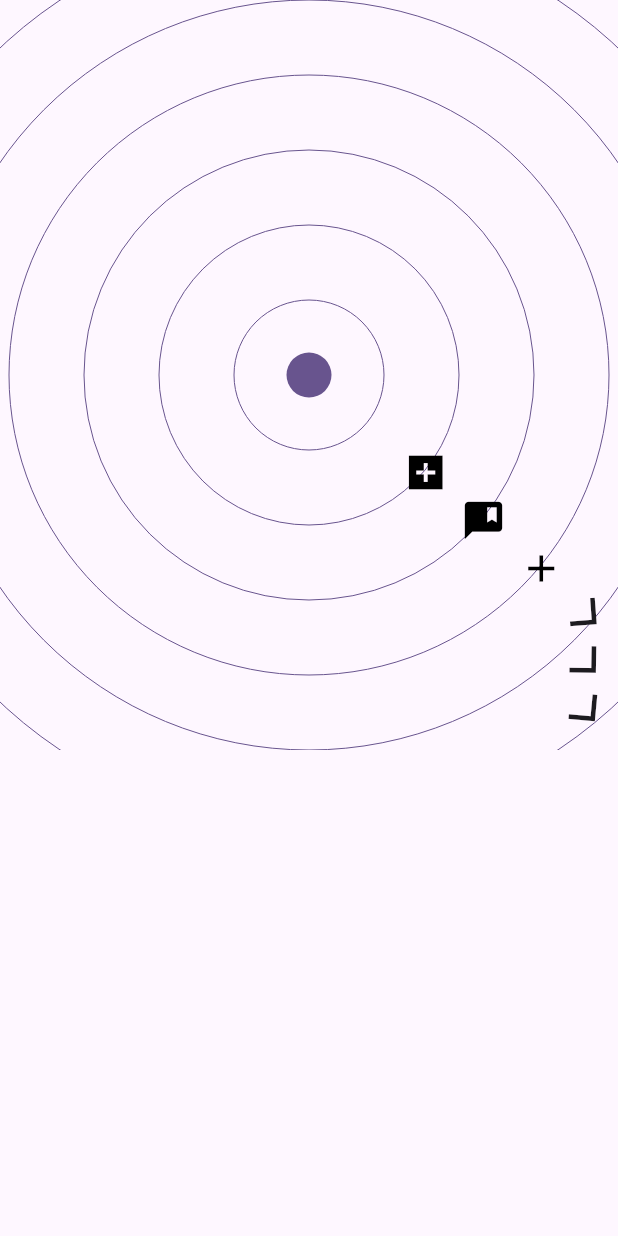
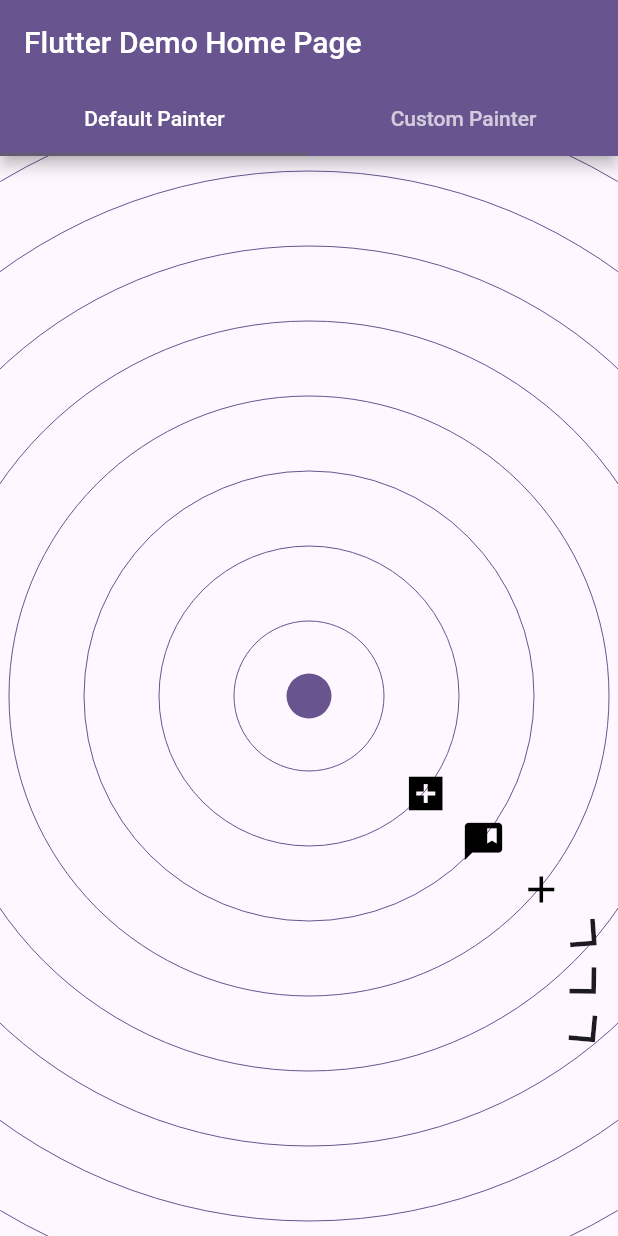
Before and after one commit to OtavioHo/flutter_radar_view, a Flutter app: the screen it shows after launch, on a phone screen of 412 x 824 dp. Run offline on Flutter 3.47's test engine with Material 2 defaults, Android fonts, the phone set to English and light mode, and no system bars; missing offline and left inert: touchable.

Commit message:
Add custom painter option

```diff
--- a/example/lib/main.dart
+++ b/example/lib/main.dart
@@ -1,3 +1,4 @@
+import 'package:example/my_custom_radar_painter.dart';
 import 'package:flutter/material.dart';
 import 'package:flutter_radar_view/flutter_radar_view.dart';
 
@@ -15,7 +16,7 @@ class MyApp extends StatelessWidget {
       title: 'Radar View Demo',
       theme: ThemeData(
         colorScheme: ColorScheme.fromSeed(seedColor: Colors.deepPurple),
-        useMaterial3: true,
+        useMaterial3: false,
       ),
       home: const MyHomePage(title: 'Flutter Demo Home Page'),
     );
@@ -42,12 +43,34 @@ class _MyHomePageState extends State<MyHomePage> {
 
   @override
   Widget build(BuildContext context) {
-    return Scaffold(
-      body: SizedBox(
-        height: 500,
-        width: 500,
-        child: RadarView(
-          spots: spots,
+    return DefaultTabController(
+      length: 2,
+      child: Scaffold(
+        appBar: AppBar(
+          title: Text(widget.title),
+          bottom: const TabBar(tabs: [
+            Tab(text: 'Default Painter'),
+            Tab(text: 'Custom Painter'),
+          ]),
+        ),
+        body: TabBarView(
+          children: [
+            RadarView(
+              spots: spots,
+              initialScale: 1,
+            ),
+            RadarView(
+              spots: spots,
+              customRadarPainter: MyCustomRadarPainter(
+                rect: Rect.fromLTWH(
+                  20,
+                  100,
+                  MediaQuery.of(context).size.width - 40,
+                  MediaQuery.of(context).size.height - 250,
+                ),
+              ),
+            ),
+          ],
         ),
       ),
     );
--- a/lib/src/default_radar_painter.dart
+++ b/lib/src/default_radar_painter.dart
@@ -5,27 +5,28 @@ import 'package:touchable/touchable.dart';
 
 import '../flutter_radar_view.dart';
 
-class DefaultRadarPainter extends RadarPainter {
+class DefaultRadarPainter extends CustomRadarPainter {
   /// The Default Painter for the radar view
   DefaultRadarPainter({
-    required super.context,
-    required super.offset,
-    required super.constraints,
-    super.scale = 1.0,
-    super.spots = const [],
+    super.scale,
     super.onTapSpot,
     super.backgroundColor,
     super.foregroundColor,
-    Rect? rect,
+    required super.rect,
   });
 
   @override
-  spotPainter(Spot spot, Canvas canvas, TouchyCanvas touchyCanvas) {
+  spotPainter(
+    Spot spot,
+    Canvas canvas,
+    TouchyCanvas touchyCanvas,
+    RadarPainter customPainter,
+  ) {
     final borderPaint = Paint()..color = Colors.black;
     final backgroundPaint = Paint()..color = Colors.white;
 
     touchyCanvas.drawCircle(
-      spot.position(this),
+      spot.position(customPainter),
       spot.size,
       borderPaint,
       onTapDown:
@@ -33,7 +34,7 @@ class DefaultRadarPainter extends RadarPainter {
     );
 
     touchyCanvas.drawCircle(
-      spot.position(this),
+      spot.position(customPainter),
       spot.size - 2,
       backgroundPaint,
       onTapDown:
@@ -49,32 +50,45 @@ class DefaultRadarPainter extends RadarPainter {
           color: Colors.black),
     );
     textPainter.layout();
-    textPainter.paint(canvas, spot.position(this).translate(-14, -14));
+    textPainter.paint(canvas, spot.position(customPainter).translate(-14, -14));
   }
 
   @override
-  overflowIconPainter(Spot spot, Canvas canvas, TouchyCanvas touchyCanvas) {
+  overflowIconPainter(
+    Spot spot,
+    Canvas canvas,
+    TouchyCanvas touchyCanvas,
+    RadarPainter customPainter,
+  ) {
     Offset edgePosition;
     double dx;
     double dy;
 
-    Offset position = spot.position(this);
+    Offset position = spot.position(customPainter);
 
-    if (position.dx > rect.left) {
-      dx = min(position.dx, rect.right);
+    final Rect consideredRect = rect ??
+        Rect.fromLTWH(
+          0,
+          0,
+          customPainter.constraints.maxWidth,
+          customPainter.constraints.maxHeight,
+        );
+
+    if (position.dx > consideredRect.left) {
+      dx = min(position.dx, consideredRect.right);
     } else {
-      dx = max(position.dx, rect.left);
+      dx = max(position.dx, consideredRect.left);
     }
-    if (position.dy > rect.top) {
-      dy = min(position.dy, rect.bottom);
+    if (position.dy > consideredRect.top) {
+      dy = min(position.dy, consideredRect.bottom);
     } else {
-      dy = max(position.dy, rect.left);
+      dy = max(position.dy, consideredRect.left);
     }
 
     edgePosition = Offset(dx, dy);
     double theta = atan2(
-      rect.center.dy - edgePosition.dy,
-      rect.center.dx - edgePosition.dx,
+      consideredRect.center.dy - edgePosition.dy,
+      consideredRect.center.dx - edgePosition.dx,
     );
 
     TextPainter textPainter = TextPainter(textDirection: TextDirection.rtl);
@@ -83,7 +97,7 @@ class DefaultRadarPainter extends RadarPainter {
       style: TextStyle(
         fontSize: 30.0,
         fontFamily: Icons.arrow_forward_ios.fontFamily,
-        color: Theme.of(context).colorScheme.onBackground,
+        color: Theme.of(customPainter.context).colorScheme.onBackground,
       ),
     );
     textPainter.layout();
@@ -96,33 +110,30 @@ class DefaultRadarPainter extends RadarPainter {
     canvas.restore();
   }
 
-  _paintSpots({
-    required Canvas canvas,
-    required TouchyCanvas touchyCanvas,
-    required Spot spot,
-    required Rect rect,
-  }) {
-    if (rect.contains(spot.position(this))) {
-      spotPainter(spot, canvas, touchyCanvas);
-    } else {
-      overflowIconPainter(spot, canvas, touchyCanvas);
-    }
-  }
-
   @override
-  backgroundPainter(Canvas canvas, Size size) {
+  backgroundPainter(Canvas canvas, Size size, RadarPainter customPainter) {
     final ballpaint = Paint();
-    ballpaint.color = foregroundColor ?? Theme.of(context).colorScheme.primary;
+    ballpaint.color =
+        foregroundColor ?? Theme.of(customPainter.context).colorScheme.primary;
     ballpaint.style = PaintingStyle.stroke;
 
     final bgpaint = Paint();
-    bgpaint.color = backgroundColor ?? Theme.of(context).colorScheme.background;
+    bgpaint.color = backgroundColor ??
+        Theme.of(customPainter.context).colorScheme.background;
 
-    var center = rect.center;
+    final Rect consideredRect = rect ??
+        Rect.fromLTWH(
+          0,
+          0,
+          customPainter.constraints.maxWidth,
+          customPainter.constraints.maxHeight,
+        );
+
+    var center = consideredRect.center;
     canvas.drawRect(Rect.fromLTWH(0, 0, size.width, size.height), bgpaint);
     for (var i = 0; i < 10; i++) {
       canvas.drawCircle(
-        center.translate(offset.dx, offset.dy),
+        center.translate(customPainter.offset.dx, customPainter.offset.dy),
         50 * i.toDouble() * scale,
         ballpaint,
       );
@@ -131,34 +142,9 @@ class DefaultRadarPainter extends RadarPainter {
     ballpaint.style = PaintingStyle.fill;
 
     canvas.drawCircle(
-      center.translate(offset.dx, offset.dy),
+      center.translate(customPainter.offset.dx, customPainter.offset.dy),
       15 * scale,
       ballpaint,
     );
   }
-
-  @override
-  void paint(Canvas canvas, Size size) {
-    canvas.clipRect(Rect.fromLTWH(0, 0, size.width, size.height));
-    backgroundPainter(canvas, size);
-
-    var touchyCanvas = TouchyCanvas(context, canvas);
-
-    for (var spot in spots) {
-      _paintSpots(
-        canvas: canvas,
-        touchyCanvas: touchyCanvas,
-        spot: spot,
-        rect: rect,
-      );
-    }
-  }
-
-  @override
-  bool shouldRepaint(DefaultRadarPainter oldDelegate) {
-    if (oldDelegate.offset != offset) return true;
-    if (oldDelegate.scale != scale) return true;
-    if (oldDelegate.spots != spots) return true;
-    return false;
-  }
 }
--- a/lib/src/radar_painter.dart
+++ b/lib/src/radar_painter.dart
@@ -2,49 +2,19 @@ import 'package:flutter/material.dart';
 import 'package:flutter_radar_view/src/spot.dart';
 import 'package:touchable/touchable.dart';
 
-abstract class RadarPainter extends CustomPainter {
-  /// [rect] Defines the radar's boundaries, where the spots will be displayed.
-  ///
-  /// The radar will be centered within this rect.
-  ///
-  /// The background will still be painted in the full widget.
-  ///
-  /// Every spot outside the rect will be painted by the overflowIconPainter.
-  RadarPainter({
-    required this.context,
-    required this.offset,
-    required this.constraints,
+abstract class CustomRadarPainter {
+  CustomRadarPainter({
     this.scale = 1.0,
-    this.spots = const [],
     this.onTapSpot,
     this.backgroundColor,
     this.foregroundColor,
-    Rect? rect,
-  })  : rect = rect ??
-            Rect.fromLTRB(
-              20,
-              20,
-              constraints.maxWidth - 20,
-              constraints.maxHeight - 20,
-            ),
-        assert(scale >= 0.0);
-
-  /// The context of the widget that is using this painter.
-  BuildContext context;
-
-  /// The current offset of the radar.
-  Offset offset;
-
-  /// The constraints of the widget that is using this painter.
-  BoxConstraints constraints;
+    this.rect,
+  });
 
   /// The current scale of the radar
   double scale = 1.0;
 
-  /// The list of spots to be displayed in the radar
-  List<Spot> spots;
-
-  Rect rect;
+  Rect? rect;
 
   /// The callback for when a spot is tapped
   Function(Spot, TapDownDetails)? onTapSpot;
@@ -60,11 +30,83 @@ abstract class RadarPainter extends CustomPainter {
   Color? foregroundColor;
 
   // A function that overrides the default spot painter
-  void spotPainter(Spot spot, Canvas canvas, TouchyCanvas touchyCanvas);
+  void spotPainter(Spot spot, Canvas canvas, TouchyCanvas touchyCanvas,
+      RadarPainter customPainter);
 
   // A function that overrides the default overflow icon painter
-  void overflowIconPainter(Spot spot, Canvas canvas, TouchyCanvas touchyCanvas);
+  void overflowIconPainter(Spot spot, Canvas canvas, TouchyCanvas touchyCanvas,
+      RadarPainter customPainter);
 
   /// A function that overrides the default background painter
-  void backgroundPainter(Canvas canvas, Size size);
+  void backgroundPainter(Canvas canvas, Size size, RadarPainter customPainter);
 }
+
+class RadarPainter extends CustomPainter {
+  /// [rect] Defines the radar's boundaries, where the spots will be displayed.
+  ///
+  /// The radar will be centered within this rect.
+  ///
+  /// The background will still be painted in the full widget.
+  ///
+  /// Every spot outside the rect will be painted by the overflowIconPainter.
+  RadarPainter({
+    required this.context,
+    required this.offset,
+    required this.constraints,
+    required this.spots,
+    required this.painter,
+  });
+
+  /// The context of the widget that is using this painter.
+  BuildContext context;
+
+  /// The current offset of the radar.
+  Offset offset;
+
+  /// The constraints of the widget that is using this painter.
+  BoxConstraints constraints;
+
+  /// The list of spots to be displayed in the radar
+  List<Spot> spots;
+
+  /// The painter that will be used to paint the radar
+  CustomRadarPainter painter;
+
+  _paintSpots({
+    required Canvas canvas,
+    required TouchyCanvas touchyCanvas,
+    required Spot spot,
+    required Rect rect,
+  }) {
+    if (rect.contains(spot.position(this))) {
+      painter.spotPainter(spot, canvas, touchyCanvas, this);
+    } else {
+      painter.overflowIconPainter(spot, canvas, touchyCanvas, this);
+    }
+  }
+
+  @override
+  void paint(Canvas canvas, Size size) {
+    canvas.clipRect(Rect.fromLTWH(0, 0, size.width, size.height));
+    painter.backgroundPainter(canvas, size, this);
+
+    var touchyCanvas = TouchyCanvas(context, canvas);
+
+    for (var spot in spots) {
+      _paintSpots(
+        canvas: canvas,
+        touchyCanvas: touchyCanvas,
+        spot: spot,
+        rect: painter.rect ?? Rect.fromLTWH(0, 0, size.width, size.height),
+      );
+    }
+  }
+
+  @override
+  bool shouldRepaint(RadarPainter oldDelegate) {
+    if (oldDelegate.offset != offset) return true;
+    if (oldDelegate.painter.scale != painter.scale) return true;
+    if (oldDelegate.spots != spots) return true;
+    return false;
+  }
+}
--- a/lib/src/radar_view.dart
+++ b/lib/src/radar_view.dart
@@ -1,10 +1,8 @@
-import 'dart:math';
-
 import 'package:flutter/material.dart';
+import 'package:flutter_radar_view/src/default_radar_painter.dart';
 import 'package:touchable/touchable.dart';
 
 import '../flutter_radar_view.dart';
-import 'default_radar_painter.dart';
 
 class RadarView extends StatefulWidget {
   const RadarView({
@@ -14,6 +12,9 @@ class RadarView extends StatefulWidget {
     this.rect,
     this.isDragable = true,
     this.customRadarPainter,
+    this.backgroundColor,
+    this.foregroundColor,
+    this.onTapSpot,
   });
 
   /// The list of spots to be displayed in the radar
@@ -33,7 +34,17 @@ class RadarView extends StatefulWidget {
   /// Defaults to true
   final bool isDragable;
 
-  final RadarPainter? customRadarPainter;
+  /// A custom painter for the radar
+  final CustomRadarPainter? customRadarPainter;
+
+  /// The background color of the radar
+  final Color? backgroundColor;
+
+  /// The foreground color of the radar
+  final Color? foregroundColor;
+
+  /// Callback of click spot
+  final Function(Spot, TapDownDetails)? onTapSpot;
 
   @override
   State<RadarView> createState() => _RadarViewState();
@@ -61,6 +72,7 @@ class _RadarViewState extends State<RadarView>
       });
 
     scale = widget.initialScale;
+
     super.initState();
   }
 
@@ -99,24 +111,31 @@ class _RadarViewState extends State<RadarView>
               },
               child: CanvasTouchDetector(
                   gesturesToOverride: const [GestureType.onTapDown],
-                builder: (context) => CustomPaint(
-                  painter: widget.customRadarPainter ??
-                      DefaultRadarPainter(
-                        onTapSpot: (spot, details) =>
-                            animateToNewPosition(Offset(
-                          -spot.distance * cos(spot.theta) * scale,
-                          -spot.distance * sin(spot.theta) * scale,
-                        )),
+                  builder: (context) {
+                    RadarPainter radarPainter = RadarPainter(
                       context: context,
                       offset:
                           _dragable ? _currentOffset : _offsetAnimation.value,
                       constraints: constraints,
+                      spots: widget.spots,
+                      painter: widget.customRadarPainter ??
+                          DefaultRadarPainter(
+                            rect: widget.rect ??
+                                Rect.fromLTRB(
+                                  20,
+                                  20,
+                                  constraints.maxWidth - 20,
+                                  constraints.maxHeight - 20,
+                                ),
+                            backgroundColor: widget.backgroundColor,
+                            foregroundColor: widget.foregroundColor,
+                            onTapSpot: widget.onTapSpot,
                             scale: scale,
-                        spots: widget.spots,
-                        rect: widget.rect,
                           ),
-                ),
-              ),
+                    );
+
+                    return CustomPaint(painter: radarPainter);
+                  }),
             ),
           ),
         ],
--- a/lib/src/spot.dart
+++ b/lib/src/spot.dart
@@ -10,12 +10,17 @@ class Spot<T> {
   final double size;
   final T? data;
 
-  Offset position(RadarPainter painter) => painter.rect.center
-      .translate(
-        distance * cos(theta) * painter.scale,
-        distance * sin(theta) * painter.scale,
-      )
-      .translate(painter.offset.dx, painter.offset.dy);
+  Offset position(RadarPainter painter) {
+    Offset center = painter.painter.rect?.center ??
+        painter.constraints.biggest.center(Offset.zero);
+
+    return center
+        .translate(
+          distance * cos(theta) * painter.painter.scale,
+          distance * sin(theta) * painter.painter.scale,
+        )
+        .translate(painter.offset.dx, painter.offset.dy);
+  }
 
   Spot({
     required this.distance,
```
Also changed, not shown: example/lib/my_custom_radar_painter.dart (added, +177 -0 lines). Lines whose indentation alone changed are shown as unchanged.
